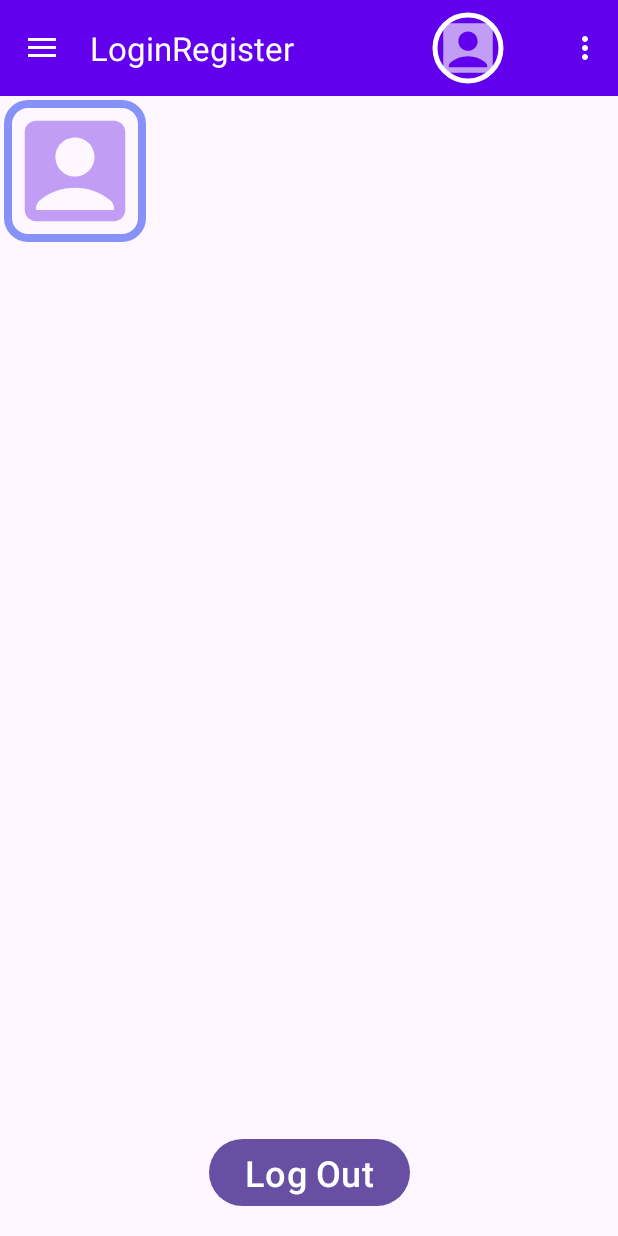
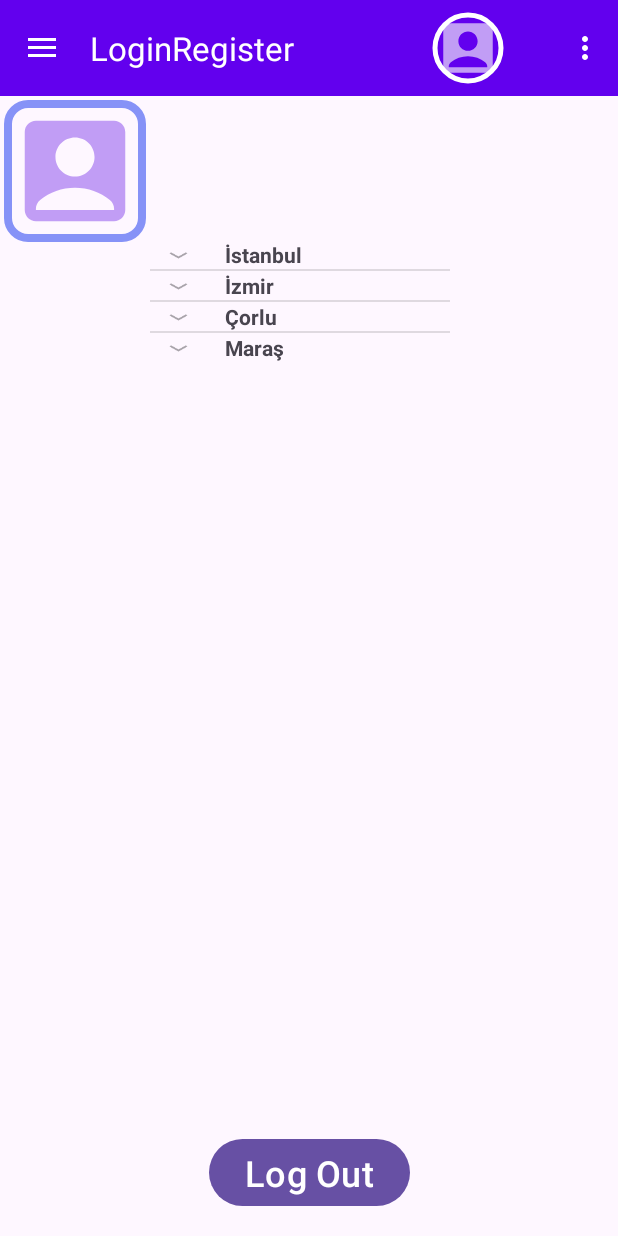
Before and after one commit to Geldik-mi-Java-App/Geldik-mi, an Android app: the screen it shows after launch once a user with an empty profile is signed in (UserActivity), on a phone screen of 412 x 824 dp. Run offline under Robolectric (Android 15) with nearby library versions, the phone set to English and light mode, and no system bars; our stand-ins replace Firebase (no records; nobody signed in at launch, a user with empty details on screens opened directly), Picasso.

Commit message:
ExpandableListView Eklendi
Alarm listesinin yer alacağı ExpandableList eklendi.

```diff
--- /dev/null
+++ b/app/src/main/java/com/oguzcanaygun/loginregister/MyExpandableListAdapter.java
@@ -0,0 +1,133 @@
+package com.oguzcanaygun.loginregister;
+
+import android.app.AlertDialog;
+import android.content.Context;
+import android.content.DialogInterface;
+import android.graphics.Typeface;
+import android.util.Log;
+import android.view.LayoutInflater;
+import android.view.View;
+import android.view.ViewGroup;
+import android.widget.BaseExpandableListAdapter;
+import android.widget.ImageView;
+import android.widget.TextView;
+
+import com.google.android.gms.location.Priority;
+
+import java.util.List;
+import java.util.Map;
+
+public class MyExpandableListAdapter extends BaseExpandableListAdapter {
+
+    private Context context;
+    private Map<String, List<String>> mobileCollection;
+    private List<String> groupList;
+
+    public MyExpandableListAdapter(Context context, List<String> groupList, Map<String, List<String>> mobileCollection){
+        this.context=context;
+        this.groupList=groupList;
+        this.mobileCollection=mobileCollection;
+
+
+    }
+    @Override
+    public int getGroupCount() {
+        return mobileCollection.size();
+    }
+
+    @Override
+    public int getChildrenCount(int groupPosition) {
+        List<String> children = mobileCollection.get(groupList.get(groupPosition));
+        if (children == null) {
+            Log.e("MyExpandableListAdapter", "Children list is null for group position: " + groupPosition);
+            return 0;
+        } else {
+            Log.d("MyExpandableListAdapter", "Children list size for group position " + groupPosition + ": " + children.size());
+            return children.size();
+        }
+        //return mobileCollection.get(groupList.get(groupPosition)).size();
+    }
+
+    @Override
+    public Object getGroup(int groupPosition) {
+        return groupList.get(groupPosition);
+    }
+
+    @Override
+    public Object getChild(int groupPosition, int childPosition) {
+        return mobileCollection.get(groupList.get(groupPosition)).get(childPosition);
+    }
+
+    @Override
+    public long getGroupId(int groupPosition) {
+        return groupPosition;
+    }
+
+    @Override
+    public long getChildId(int groupPosition, int childPosition) {
+        return childPosition;
+    }
+
+    @Override
+    public boolean hasStableIds() {
+
+        return true;
+    }
+
+    @Override
+    public View getGroupView(int groupPosition, boolean isExpanded, View convertView, ViewGroup parent) {
+        String mobileName= groupList.get(groupPosition);
+        if (convertView==null){
+            LayoutInflater inflater =(LayoutInflater)context.getSystemService(Context.LAYOUT_INFLATER_SERVICE);
+            convertView=inflater.inflate(R.layout.group_item,null);
+        }
+        TextView item = convertView.findViewById(R.id.city);
+        item.setTypeface(null, Typeface.BOLD);
+        item.setText(mobileName);
+        return convertView;
+    }
+
+    @Override
+    public View getChildView(int groupPosition, int childPosition, boolean isLastChild, View convertView, ViewGroup parent) {
+        String model= getChild(groupPosition,childPosition).toString();
+        if (convertView==null){
+            LayoutInflater inflater =(LayoutInflater)context.getSystemService(Context.LAYOUT_INFLATER_SERVICE);
+            convertView=inflater.inflate(R.layout.child_item,null);
+        }
+        TextView item= convertView.findViewById(R.id.child_item);
+        ImageView delete= convertView.findViewById(R.id.delete_image);
+        item.setText(model);
+        delete.setOnClickListener(new View.OnClickListener() {
+            @Override
+            public void onClick(View v) {
+                AlertDialog.Builder builder = new AlertDialog.Builder(context);
+                builder.setMessage("Silmek istiyor musunuz?");
+                builder.setCancelable(true);
+                builder.setPositiveButton("Evet", new DialogInterface.OnClickListener() {
+                    @Override
+                    public void onClick(DialogInterface dialog, int which) {
+                        List<String>child = mobileCollection.get(groupList.get(groupPosition));
+                        child.remove(childPosition);
+                        notifyDataSetChanged();
+
+                    }
+                });
+                builder.setNegativeButton("Hayır", new DialogInterface.OnClickListener() {
+                    @Override
+                    public void onClick(DialogInterface dialog, int which) {
+                        dialog.cancel();
+                    }
+                });
+                AlertDialog alertDialog =builder.create();
+                alertDialog.show();
+            }
+        });
+        return convertView;
+
+    }
+
+    @Override
+    public boolean isChildSelectable(int groupPosition, int childPosition) {
+        return true;
+    }
+}
--- a/app/src/main/java/com/oguzcanaygun/loginregister/UserActivity.java
+++ b/app/src/main/java/com/oguzcanaygun/loginregister/UserActivity.java
@@ -18,6 +18,8 @@ import android.view.Menu;
 import android.view.MenuInflater;
 import android.view.MenuItem;
 import android.view.View;
+import android.widget.ExpandableListAdapter;
+import android.widget.ExpandableListView;
 import android.widget.Toast;
 
 import com.google.android.material.navigation.NavigationView;
@@ -31,6 +33,11 @@ import com.google.firebase.firestore.auth.User;
 import com.oguzcanaygun.loginregister.databinding.ActivityUserBinding;
 import com.squareup.picasso.Picasso;
 
+import java.util.ArrayList;
+import java.util.HashMap;
+import java.util.List;
+import java.util.Map;
+
 public class UserActivity extends AppCompatActivity {
 
     ActivityUserBinding binding;
@@ -43,6 +50,13 @@ public class UserActivity extends AppCompatActivity {
     String password;
     Toolbar toolbar;
     ActionBarDrawerToggle actionBarDrawerToggle;
+
+    List<String> groupList;
+    List<String> childList;
+    Map<String, List<String>> mobileCollection;
+    ExpandableListView expandableListView;
+    ExpandableListAdapter expandableListAdapter;
+
     @Override
     protected void onCreate(Bundle savedInstanceState) {
         super.onCreate(savedInstanceState);
@@ -60,6 +74,33 @@ public class UserActivity extends AppCompatActivity {
         binding.symbolView.setImageResource(R.drawable.no_pp_100);
         setSupportActionBar(toolbar);
 
+        createGroupList();
+        createCollection();
+        expandableListView= findViewById(R.id.expandableListView);
+        expandableListAdapter = new MyExpandableListAdapter(this, groupList,mobileCollection);
+        expandableListView.setAdapter(expandableListAdapter);
+        expandableListView.setOnGroupExpandListener(new ExpandableListView.OnGroupExpandListener() {
+            int lastExpandedPosition =-1;
+            @Override
+            public void onGroupExpand(int groupPosition) {
+            if (lastExpandedPosition!=-1 && groupPosition!= lastExpandedPosition){
+                expandableListView.collapseGroup(lastExpandedPosition);
+            }
+            lastExpandedPosition=groupPosition;
+            }
+        });
+        expandableListView.setOnChildClickListener(new ExpandableListView.OnChildClickListener() {
+            @Override
+            public boolean onChildClick(ExpandableListView parent, View v, int groupPosition, int childPosition, long id) {
+                String selected = expandableListAdapter.getChild(groupPosition,childPosition).toString();
+                Toast.makeText(getApplicationContext(),selected+" Seçildi", Toast.LENGTH_LONG).show();
+
+
+                return true;
+            }
+        });
+
+
         actionBarDrawerToggle = new ActionBarDrawerToggle(this,binding.drawerLayout,R.string.open,R.string.close);
         binding.drawerLayout.addDrawerListener(actionBarDrawerToggle);
         actionBarDrawerToggle.syncState();
@@ -69,6 +110,46 @@ public class UserActivity extends AppCompatActivity {
         int i = R.id.friends;
         System.out.println(i);
         System.out.println(R.id.exit);
+
+    }
+
+    private void createCollection() {
+        String[] istanbul ={"Sancaktepe", "Şişli", "Ümraniye", "Esenyurt", "Sultanbeyli"};
+        String[] izmir={"Bornova", "Alsancak", "Karşıyaka", "Çiğli", "Buca"};
+        String [] corlu={"Kemalettin", "Reşadiye", "Kore", "Merkez", "Emlaklar"};
+        String [] maraş={"Elbistan", "Afşin", "Pazarcık", "Ceyhan", "Andırın"};
+        mobileCollection = new HashMap<String, List<String>>();
+        for (String group: groupList){
+            if (group.equals("İstanbul")) {
+                loadChild(istanbul);}
+            else if (group.equals("İzmir")) {
+                loadChild(izmir);
+            } else if (group.equals("Çorlu")) {
+                loadChild(corlu);
+            }else {
+                loadChild(maraş);
+            }
+            mobileCollection.put(group,childList);
+
+        }}
+
+    private void loadChild(String[] strings) {
+    childList= new ArrayList<>();
+    for (String model: strings){
+        childList.add(model);
+    }
+
+
+    }
+
+
+    private void createGroupList() {
+    groupList = new ArrayList<>();
+    groupList.add("İstanbul");
+    groupList.add("İzmir");
+    groupList.add("Çorlu");
+    groupList.add("Maraş");
+
 
     }
 
--- /dev/null
+++ b/app/src/main/res/drawable/baseline_delete_forever_24.xml
@@ -0,0 +1,5 @@
+<vector android:height="24dp" android:tint="#B692EF"
+    android:viewportHeight="24" android:viewportWidth="24"
+    android:width="24dp" xmlns:android="http://schemas.android.com/apk/res/android">
+    <path android:fillColor="@android:color/white" android:pathData="M6,19c0,1.1 0.9,2 2,2h8c1.1,0 2,-0.9 2,-2L18,7L6,7v12zM8.46,11.88l1.41,-1.41L12,12.59l2.12,-2.12 1.41,1.41L13.41,14l2.12,2.12 -1.41,1.41L12,15.41l-2.12,2.12 -1.41,-1.41L10.59,14l-2.13,-2.12zM15.5,4l-1,-1h-5l-1,1L5,4v2h14L19,4z"/>
+</vector>
--- a/app/src/main/res/layout/activity_user.xml
+++ b/app/src/main/res/layout/activity_user.xml
@@ -65,6 +65,27 @@
         app:layout_constraintEnd_toEndOf="parent"
         app:layout_constraintStart_toStartOf="parent" />
 
+    <LinearLayout
+        android:layout_width="200dp"
+        android:layout_height="wrap_content"
+        android:layout_marginTop="160dp"
+        android:layout_marginEnd="32dp"
+        app:layout_constraintEnd_toEndOf="parent"
+        app:layout_constraintHorizontal_bias="0.0"
+        app:layout_constraintStart_toEndOf="@+id/symbolView"
+        app:layout_constraintTop_toTopOf="parent">
+
+        <ExpandableListView
+            android:layout_width="match_parent"
+            android:layout_height="wrap_content"
+            android:id="@+id/expandableListView"
+
+            >
+
+        </ExpandableListView>
+
+    </LinearLayout>
+
 
 </androidx.constraintlayout.widget.ConstraintLayout>
     <com.google.android.material.navigation.NavigationView
--- /dev/null
+++ b/app/src/main/res/layout/group_item.xml
@@ -0,0 +1,17 @@
+<?xml version="1.0" encoding="utf-8"?>
+<LinearLayout xmlns:android="http://schemas.android.com/apk/res/android"
+    android:id="@+id/group_Layout"
+    android:layout_width="match_parent"
+    android:layout_height="match_parent"
+    android:orientation="vertical">
+
+    <TextView
+        android:id="@+id/city"
+        android:layout_width="wrap_content"
+        android:layout_height="wrap_content"
+        android:paddingLeft="50dp"
+        android:text=""
+
+        ></TextView>
+
+</LinearLayout>
```
Also changed, not shown: app/src/main/res/layout/child_item.xml (added, +26 -0 lines).
